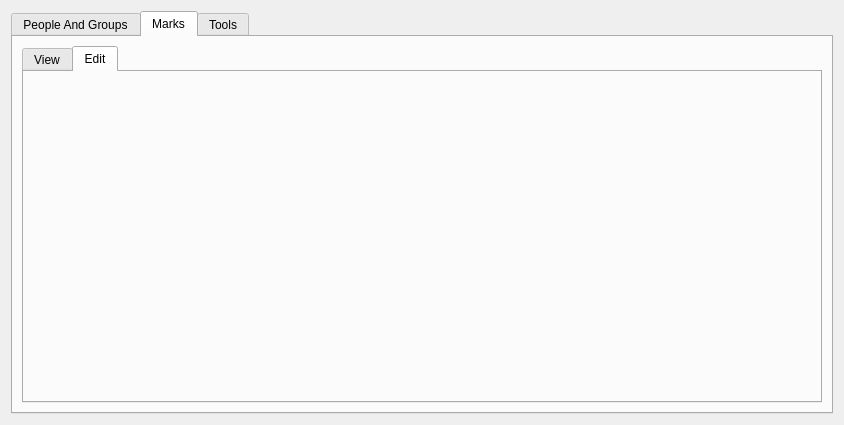
Before: the Qt Designer form mainapplication.ui in Sarpowski/DataBaseCourseWork, drawn with Qt 5.
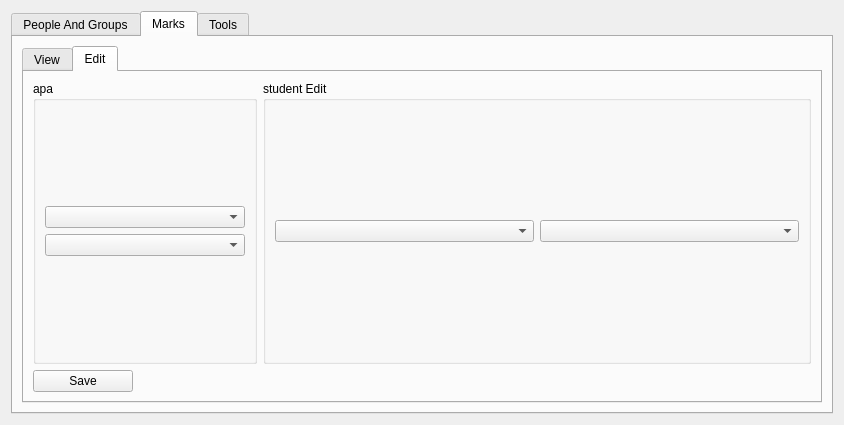
After: the same form once the commit is applied. The open tabs and pages were chosen to show the change.

Commit message: add : add and edit mark , view mark fully functional mark system

Diff of the .ui file:
```diff
--- a/mainapplication.ui
+++ b/mainapplication.ui
@@ -529,6 +529,130 @@
           <attribute name="title">
            <string>Edit</string>
           </attribute>
+          <layout class="QGridLayout" name="gridLayout_5">
+           <item row="0" column="1">
+            <layout class="QHBoxLayout" name="horizontalLayout_20">
+             <item>
+              <widget class="QGroupBox" name="groupBox_5">
+               <property name="title">
+                <string>student Edit</string>
+               </property>
+               <layout class="QHBoxLayout" name="horizontalLayout_26">
+                <item>
+                 <layout class="QHBoxLayout" name="horizontalLayout_22">
+                  <item>
+                   <layout class="QHBoxLayout" name="horizontalLayout_23">
+                    <item>
+                     <widget class="QComboBox" name="comboBox_EditMarkChooseSubject_2"/>
+                    </item>
+                    <item>
+                     <layout class="QHBoxLayout" name="horizontalLayout_24">
+                      <item>
+                       <widget class="QComboBox" name="comboBox_EditMark_Mark"/>
+                      </item>
+                     </layout>
+                    </item>
+                   </layout>
+                  </item>
+                 </layout>
+                </item>
+               </layout>
+              </widget>
+             </item>
+            </layout>
+           </item>
+           <item row="0" column="0">
+            <layout class="QHBoxLayout" name="horizontalLayout_21">
+             <item>
+              <widget class="QGroupBox" name="groupBox_4">
+               <property name="sizePolicy">
+                <sizepolicy hsizetype="Maximum" vsizetype="Minimum">
+                 <horstretch>0</horstretch>
+                 <verstretch>0</verstretch>
+                </sizepolicy>
+               </property>
+               <property name="minimumSize">
+                <size>
+                 <width>200</width>
+                 <height>0</height>
+                </size>
+               </property>
+               <property name="maximumSize">
+                <size>
+                 <width>800</width>
+                 <height>400</height>
+                </size>
+               </property>
+               <property name="title">
+                <string>ара</string>
+               </property>
+               <layout class="QVBoxLayout" name="verticalLayout_23">
+                <item>
+                 <layout class="QVBoxLayout" name="verticalLayout_22">
+                  <item>
+                   <layout class="QVBoxLayout" name="verticalLayout_20">
+                    <item>
+                     <widget class="QComboBox" name="comboBox_EditMarkSelectStudent">
+                      <property name="minimumSize">
+                       <size>
+                        <width>200</width>
+                        <height>0</height>
+                       </size>
+                      </property>
+                      <property name="maximumSize">
+                       <size>
+                        <width>100</width>
+                        <height>16777215</height>
+                       </size>
+                      </property>
+                     </widget>
+                    </item>
+                   </layout>
+                  </item>
+                  <item>
+                   <layout class="QVBoxLayout" name="verticalLayout_21" stretch="0">
+                    <item>
+                     <widget class="QComboBox" name="comboBox_EditMarkSelectGroup">
+                      <property name="minimumSize">
+                       <size>
+                        <width>200</width>
+                        <height>0</height>
+                       </size>
+                      </property>
+                      <property name="maximumSize">
+                       <size>
+                        <width>100</width>
+                        <height>16777215</height>
+                       </size>
+                      </property>
+                     </widget>
+                    </item>
+                   </layout>
+                  </item>
+                 </layout>
+                </item>
+               </layout>
+              </widget>
+             </item>
+            </layout>
+           </item>
+           <item row="1" column="0">
+            <widget class="QPushButton" name="pushButton_SaveMark">
+             <property name="maximumSize">
+              <size>
+               <width>100</width>
+               <height>16777215</height>
+              </size>
+             </property>
+             <property name="mouseTracking">
+              <bool>false</bool>
+             </property>
+             <property name="text">
+              <string>Save</string>
+             </property>
+            </widget>
+           </item>
+          </layout>
          </widget>
         </widget>
        </item>
```
Left out of the diff: 16 changed lines with no effect on the pictures. The commit also changes 2 other files.
